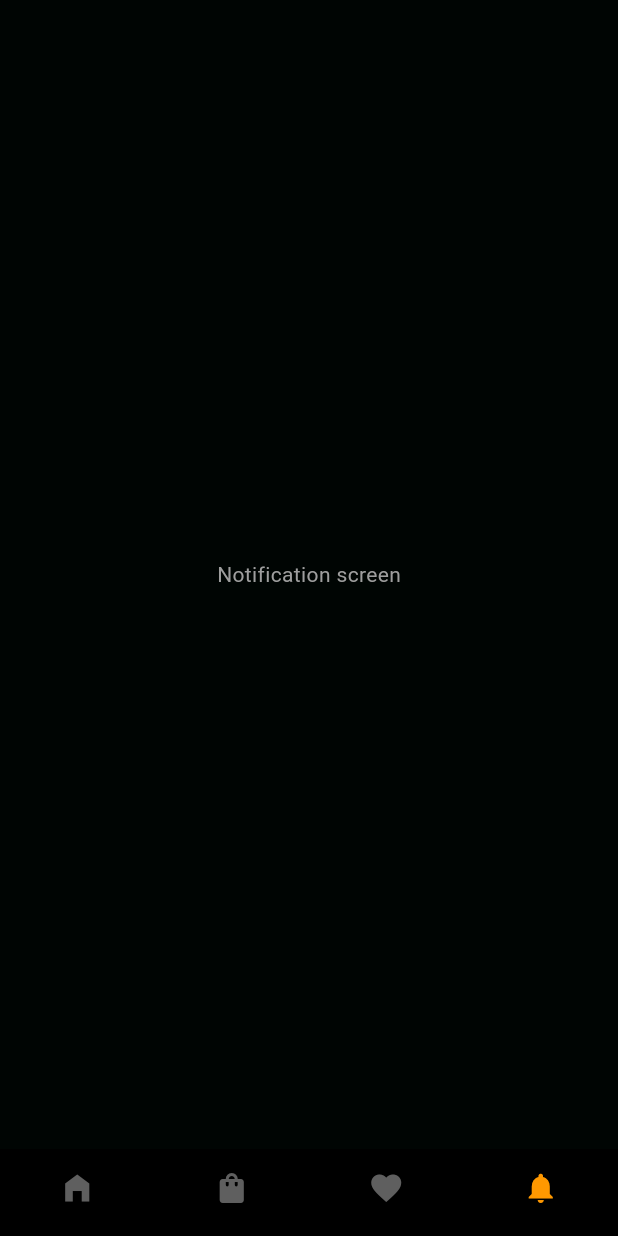
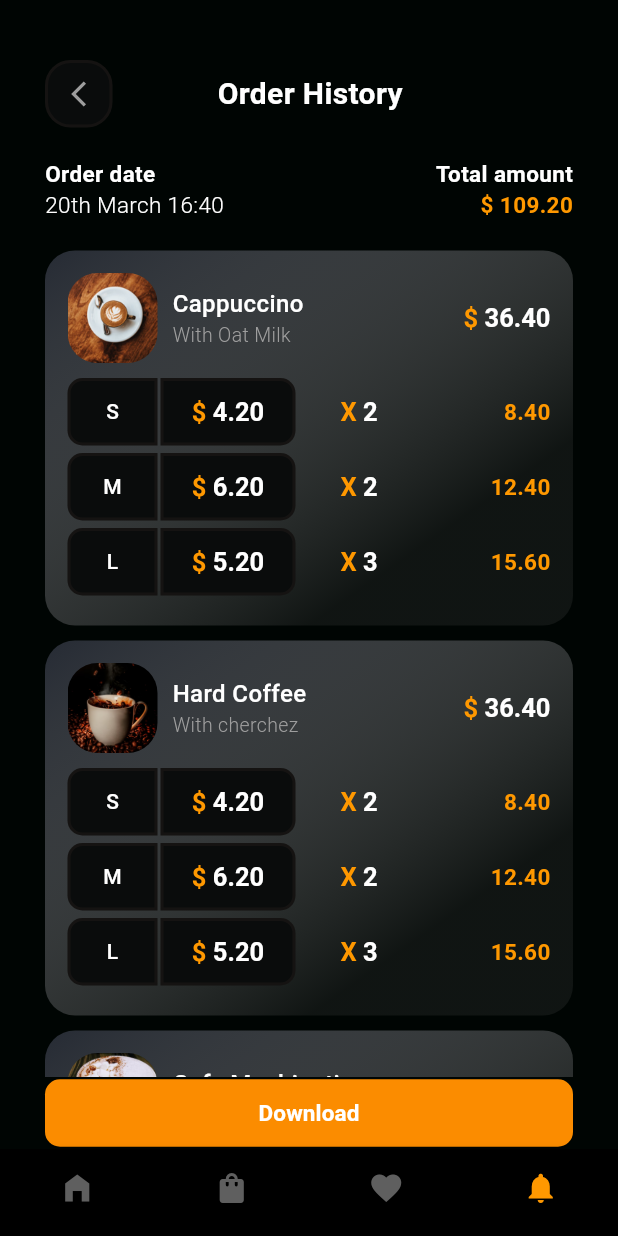
Before and after one commit to Jahid01234/Coffee_App, a Flutter app: the MainBottomNavScreen screen opened directly, item 4 of the bottom bar chosen, on a phone screen of 412 x 824 dp. Run offline on Flutter 3.47's test engine with Material 3 defaults, Android fonts, the phone set to English and light mode, and no system bars; our stand-ins replace animate_do, animated_text_kit, lottie.

Commit message:
- add Order History screen

```diff
--- a/lib/presentation/screens/cart_screen.dart
+++ b/lib/presentation/screens/cart_screen.dart
@@ -158,12 +158,13 @@ class CartScreen extends StatelessWidget {
                                  Row(
                                   mainAxisAlignment: MainAxisAlignment.spaceEvenly,
                                   children: [
-                                    const SizedBox(
-                                      height: 40,
-                                      width: 40,
+                                    SizedBox(
+                                      height: 35,
+                                      width: 35,
                                       child: AppBarContainer(
+                                        borderRadius: BorderRadius.circular(10),
                                         bgColor: Colors.orange,
-                                        child: Icon(
+                                        child: const Icon(
                                           Icons.remove,
                                           color: Colors.white,
                                         ),
@@ -171,11 +172,12 @@ class CartScreen extends StatelessWidget {
                                     ),
                                     const SizedBox(width: 8),
                                     SizedBox(
-                                      height: 36,
+                                      height: 35,
                                       width: 60,
                                       child: AppBarContainer(
+                                        borderRadius: BorderRadius.circular(10),
                                         borderColor: Colors.orange.shade700,
-                                        child: const Center(
+                                        child:  const Center(
                                             child: Text(
                                               "1",
                                               style: TextStyle(
@@ -187,12 +189,13 @@ class CartScreen extends StatelessWidget {
                                       ),
                                     ),
                                     const SizedBox(width: 8),
-                                    const SizedBox(
-                                      height: 40,
-                                      width: 40,
+                                    SizedBox(
+                                      height: 35,
+                                      width: 35,
                                       child: AppBarContainer(
+                                        borderRadius: BorderRadius.circular(10),
                                         bgColor: Colors.orange,
-                                        child: Icon(
+                                        child: const Icon(
                                           Icons.add,
                                           color: Colors.white,
                                         ),
@@ -224,7 +227,7 @@ class CartScreen extends StatelessWidget {
                       const Text(
                         "Total Price",
                         style: TextStyle(
-                          fontSize: 18,
+                          fontSize: 16,
                           color: Colors.white,
                           fontWeight: FontWeight.w500,
                         ),
@@ -241,7 +244,7 @@ class CartScreen extends StatelessWidget {
                             TextSpan(
                               text: "20.40",
                               style: TextStyle(
-                                fontSize: 16,
+                                fontSize: 15,
                                 color: Colors.white70,
                                 fontWeight: FontWeight.bold,
                               ),
--- a/lib/presentation/screens/main_botton_nav_screen.dart
+++ b/lib/presentation/screens/main_botton_nav_screen.dart
@@ -1,5 +1,6 @@
 import 'package:coffee_app_ui/presentation/screens/cart_screen.dart';
 import 'package:coffee_app_ui/presentation/screens/home_screen.dart';
+import 'package:coffee_app_ui/presentation/screens/oder_history_screen.dart';
 import 'package:flutter/material.dart';
 
 class MainBottomNavScreen extends StatefulWidget {
@@ -15,7 +16,7 @@ class _MainBottomNavScreenState extends State<MainBottomNavScreen> {
     HomeScreen(),
     CartScreen(),
     Center(child: Text("Favourite screen",style: TextStyle(color: Colors.grey))),
-    Center(child: Text("Notification screen",style: TextStyle(color: Colors.grey))),
+    OrderHistoryScreen(),
   ];
 
 
--- /dev/null
+++ b/lib/presentation/screens/oder_history_screen.dart
@@ -0,0 +1,139 @@
+import 'package:coffee_app_ui/presentation/widgets/appbar_container.dart';
+import 'package:coffee_app_ui/presentation/widgets/custom_elevated_button.dart';
+import 'package:coffee_app_ui/presentation/widgets/oder_item_card.dart';
+import 'package:flutter/material.dart';
+
+class OrderHistoryScreen extends StatelessWidget {
+  const OrderHistoryScreen({super.key});
+
+  @override
+  Widget build(BuildContext context) {
+    return Scaffold(
+      body: Padding(
+        padding: const EdgeInsets.only(top: 40, left: 30, right: 30),
+        child: Column(
+          crossAxisAlignment: CrossAxisAlignment.start,
+          children: [
+            // 1st:- app bar widget part.........
+            Row(
+              children: [
+                // Back to page button .....
+                GestureDetector(
+                  onTap: () {
+                    Navigator.pop(context);
+                  },
+                  child: const AppBarContainer(
+                    child: Icon(
+                      Icons.arrow_back_ios_new,
+                      color: Colors.grey,
+                      size: 20,
+                    ),
+                  ),
+                ),
+                const SizedBox(width: 70),
+
+                // Order History Head Line Text.....
+                const Text(
+                  "Order History",
+                  style: TextStyle(
+                    fontSize: 20,
+                    color: Colors.white,
+                    fontWeight: FontWeight.bold,
+                  ),
+                ),
+              ],
+            ),
+            const SizedBox(height: 20),
+
+            const Expanded(
+              child: SingleChildScrollView(
+                child: Column(
+                  children: [
+                    // 1st:- Order date/ total amount....
+                    Row(
+                      mainAxisAlignment: MainAxisAlignment.spaceBetween,
+                      children: [
+                        // Order date part..........
+                        Column(
+                          crossAxisAlignment: CrossAxisAlignment.start,
+                          children: [
+                            Text(
+                              "Order date",
+                              style: TextStyle(
+                                color: Colors.white,
+                                fontSize: 15,
+                                fontWeight: FontWeight.w600,
+                              ),
+                            ),
+                            SizedBox(height: 0),
+                            Text(
+                              "20th March 16:40",
+                              style: TextStyle(
+                                color: Colors.white,
+                                fontSize: 15,
+                                fontWeight: FontWeight.w300,
+                              ),
+                            ),
+                          ],
+                        ),
+                        // Total amount part..........
+                        Column(
+                          crossAxisAlignment: CrossAxisAlignment.end,
+                          children: [
+                            Text(
+                              "Total amount",
+                              style: TextStyle(
+                                color: Colors.white,
+                                fontSize: 15,
+                                fontWeight: FontWeight.w600,
+                              ),
+                            ),
+                            Text(
+                              "\$ 109.20",
+                              style: TextStyle(
+                                color: Colors.orange,
+                                fontSize: 15,
+                                fontWeight: FontWeight.w600,
+                              ),
+                            ),
+                          ],
+                        ),
+                      ],
+                    ),
+                    // 2nd:- Here, Credit card show part .....
+                    SizedBox(height: 20),
+                    OderItemCard(
+                      image: "assets/images/cappuccino.jpeg",
+                      title: "Cappuccino",
+                      subTitle: "With Oat Milk",
+                    ),
+                    SizedBox(height: 10),
+                    OderItemCard(
+                      image: "assets/images/onboarding_bg.png",
+                      title: "Hard Coffee",
+                      subTitle: "With cherchez",
+                    ),
+                    SizedBox(height: 10),
+                    OderItemCard(
+                      image: "assets/images/caffe_macchiato.jpeg",
+                      title: "Cafe Machination",
+                      subTitle: "With Cream",
+                    ),
+                    SizedBox(height: 20),
+                  ],
+                ),
+              ),
+            ),
+
+            // 4th:- Total price and Pay button part .....
+            CustomElevatedButton(
+              onTap: () {},
+              title: "Download",
+              bgColor: Colors.orange.shade600,
+            ),
+          ],
+        ),
+      ),
+    );
+  }
+}
--- a/lib/presentation/screens/payment_screen.dart
+++ b/lib/presentation/screens/payment_screen.dart
@@ -247,10 +247,6 @@ class PaymentScreen extends StatelessWidget {
                     width: 200,
                     child: CustomElevatedButton(
                       onTap: () {
-                        // Navigator.push(context, MaterialPageRoute(
-                        //   builder: (context)=> const PaymentScreen(),
-                        //  ),
-                        // );
                       },
                       title: "Pay from Credit Card",
                       bgColor: Colors.orange.shade600,
--- a/lib/presentation/widgets/appbar_container.dart
+++ b/lib/presentation/widgets/appbar_container.dart
@@ -4,12 +4,14 @@ class AppBarContainer extends StatelessWidget {
   final Widget child;
   final Color? bgColor;
   final Color? borderColor;
+  final BorderRadius? borderRadius;
 
   const AppBarContainer({
     super.key,
-    required this.child,
     this.bgColor,
     this.borderColor,
+    this.borderRadius,
+    required this.child,
   });
 
   @override
@@ -20,7 +22,7 @@ class AppBarContainer extends StatelessWidget {
       decoration: BoxDecoration(
         color: bgColor ?? const Color(0xff0a0c0c),
         //color: const Color(0xFF141921),
-        borderRadius: BorderRadius.circular(17),
+        borderRadius: borderRadius ?? BorderRadius.circular(17),
         border: Border.all(
             color: borderColor ?? Colors.brown.withOpacity(0.1),
             width: 2.0,
--- a/lib/presentation/widgets/container_design.dart
+++ b/lib/presentation/widgets/container_design.dart
@@ -34,7 +34,7 @@ class ContainerDesign extends StatelessWidget {
               color: Colors.grey.withOpacity(0.5),
               blurRadius: 1,
               spreadRadius: 0,
-              offset: const Offset(0,0)
+              offset: const Offset(0,0),
           ),
         ],
       ),
@@ -55,19 +55,21 @@ class ContainerDesign extends StatelessWidget {
                     style: const TextStyle(
                       color: Colors.white,
                       fontSize: 13,
-                      fontWeight: FontWeight.w500,
+                      fontWeight: FontWeight.w600,
                     ),
                   ),
                 ],
               ),
 
               // 2nd row
-              Text(
-                optionalTitle ?? '',
-                style: const TextStyle(
-                  color: Colors.white,
-                  fontSize: 13,
-                  fontWeight: FontWeight.w500,
+              Center(
+                child: Text(
+                  optionalTitle ?? '',
+                  style: const TextStyle(
+                    color: Colors.white,
+                    fontSize: 13,
+                    fontWeight: FontWeight.w500,
+                  ),
                 ),
               ),
             ],
--- /dev/null
+++ b/lib/presentation/widgets/oder_item_card.dart
@@ -0,0 +1,115 @@
+import 'package:coffee_app_ui/presentation/widgets/rich_text_widget.dart';
+import 'package:coffee_app_ui/presentation/widgets/size_price_count_section.dart';
+import 'package:flutter/material.dart';
+
+class OderItemCard extends StatelessWidget {
+  final String image;
+  final String title;
+  final String subTitle;
+
+
+  const OderItemCard({
+    super.key,
+    required this.image,
+    required this.title,
+    required this.subTitle,
+  });
+
+  @override
+  Widget build(BuildContext context) {
+    return Container(
+      height: 250,
+      decoration: BoxDecoration(
+        borderRadius: BorderRadius.circular(20),
+        gradient: LinearGradient(
+          begin: Alignment.topLeft,
+          end: Alignment.bottomCenter,
+          colors: [
+            const Color(0xff262B34),
+            Colors.grey.withOpacity(0.1),
+          ],
+        ),
+      ),
+      child: Padding(
+        padding: const EdgeInsets.all(15),
+        child: Column(
+          crossAxisAlignment: CrossAxisAlignment.start,
+          children: [
+            // 1st:- image/title/sub-title/price show..
+            Row(
+              mainAxisAlignment: MainAxisAlignment.spaceBetween,
+              crossAxisAlignment: CrossAxisAlignment.center,
+              children: [
+                Row(
+                  // crossAxisAlignment: CrossAxisAlignment.center,
+                  children: [
+                    // image part...
+                    SizedBox(
+                      width: 60,
+                      height: 60,
+                      child: ClipRRect(
+                        borderRadius: BorderRadius.circular(20),
+                        child: Image.asset(
+                          image,
+                          fit: BoxFit.cover,
+                        ),
+                      ),
+                    ),
+                    const SizedBox(width: 10),
+                    // Title/sub-title part...
+                    Column(
+                      crossAxisAlignment: CrossAxisAlignment.start,
+                      children: [
+                        Text(
+                          title,
+                          style: const TextStyle(
+                            color: Colors.white,
+                            fontSize: 16,
+                            fontWeight: FontWeight.w500,
+                          ),
+                        ),
+                        Text(
+                          subTitle,
+                          style: const TextStyle(
+                            color: Colors.grey,
+                            fontSize: 13,
+                            fontWeight: FontWeight.w300,
+                          ),
+                        ),
+                      ],
+                    ),
+                  ],
+                ),
+                const RichTextWidget(
+                  text: "36.40",
+                ),
+              ],
+            ),
+            const SizedBox(height: 10),
+            // 2nd:- size/price/Quantity/total price show..
+            const SizePriceCountSection(
+              size: "S",
+              subPrice: "4.20",
+              quantity: "2",
+              totalPrice: "8.40",
+            ),
+            const SizedBox(height: 5),
+            const SizePriceCountSection(
+              size: "M",
+              subPrice: "6.20",
+              quantity: "2",
+              totalPrice: "12.40",
+            ),
+            const SizedBox(height: 5),
+            const SizePriceCountSection(
+              size: "L",
+              subPrice: "5.20",
+              quantity: "3",
+              totalPrice: "15.60",
+            ),
+          ],
+        ),
+      ),
+    );
+  }
+}
--- a/lib/presentation/widgets/product_card.dart
+++ b/lib/presentation/widgets/product_card.dart
@@ -124,12 +124,13 @@ class ProductCard extends StatelessWidget {
                     ],
                   ),
                 ),
-                const SizedBox(
-                  height: 40,
-                  width: 40,
+                SizedBox(
+                  height: 35,
+                  width: 35,
                   child: AppBarContainer(
+                    borderRadius: BorderRadius.circular(10),
                     bgColor: Colors.orange,
-                    child: Icon(
+                    child: const Icon(
                       Icons.add,
                       color: Colors.white,
                     ),
--- /dev/null
+++ b/lib/presentation/widgets/rich_text_widget.dart
@@ -0,0 +1,37 @@
+import 'package:flutter/material.dart';
+
+class RichTextWidget extends StatelessWidget {
+  final String text;
+  final String? signText;
+  final Color? color;
+
+  const RichTextWidget({
+    super.key,
+    this.color,
+    this.signText,
+    required this.text,
+  });
+
+  @override
+  Widget build(BuildContext context) {
+    return RichText(
+      text: TextSpan(
+        text: signText ?? "\$ ",
+        style: const TextStyle(
+          fontSize: 17,
+          color: Colors.orange,
+          fontWeight: FontWeight.bold,
+        ),
+        children: [
+          TextSpan(
+            text: text,
+            style: TextStyle(
+              color: color ?? Colors.white,
+              fontWeight: FontWeight.w600,
+            ),
+          ),
+        ],
+      ),
+    );
+  }
+}
--- /dev/null
+++ b/lib/presentation/widgets/size_price_count_section.dart
@@ -0,0 +1,85 @@
+import 'package:coffee_app_ui/presentation/widgets/appbar_container.dart';
+import 'package:coffee_app_ui/presentation/widgets/rich_text_widget.dart';
+import 'package:flutter/material.dart';
+
+class SizePriceCountSection extends StatelessWidget {
+  final String size;
+  final String totalPrice;
+  final String subPrice;
+  final String quantity;
+
+  const SizePriceCountSection({
+    super.key,
+    required this.size,
+    required this.totalPrice,
+    required this.subPrice,
+    required this.quantity,
+  });
+
+  @override
+  Widget build(BuildContext context) {
+    return  Row(
+      mainAxisAlignment: MainAxisAlignment.spaceBetween,
+      crossAxisAlignment: CrossAxisAlignment.center,
+      children: [
+        // size/price......
+        Row(
+          children: [
+            Row(
+              crossAxisAlignment: CrossAxisAlignment.start,
+              mainAxisAlignment: MainAxisAlignment.spaceBetween,
+              children: [
+                SizedBox(
+                  width: 60,
+                  child: AppBarContainer(
+                    borderRadius: const BorderRadius.only(
+                      topLeft: Radius.circular(10),
+                      bottomLeft: Radius.circular(10),
+                    ),
+                    child: Center(
+                      child: Text(
+                        size,
+                        style: const TextStyle(
+                          color: Colors.white,
+                          fontWeight: FontWeight.w500,
+                        ),
+                      ),
+                    ),
+                  ),
+                ),
+                const SizedBox(width: 2),
+                SizedBox(
+                  width: 90,
+                  child: AppBarContainer(
+                    borderRadius: const BorderRadius.only(
+                      topRight: Radius.circular(10),
+                      bottomRight: Radius.circular(10),
+                    ),
+                    child: Center(
+                      child: RichTextWidget(
+                        text: subPrice,
+                      ),
+                    ),
+                  ),
+                ),
+              ],
+            ),
+            const SizedBox(width: 30),
+            RichTextWidget(
+              signText: "X " ,
+              text: quantity,
+            ),
+          ],
+        ),
+        Text(
+          totalPrice,
+          style: const TextStyle(
+            color: Colors.orange,
+            fontSize: 15,
+            fontWeight: FontWeight.w600,
+          ),
+        ),
+      ],
+    );
+  }
+}
```
